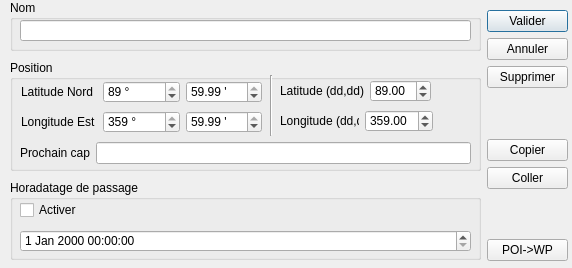
nohal/qtVlm, file src/POI_editor.ui: the form before one commit.
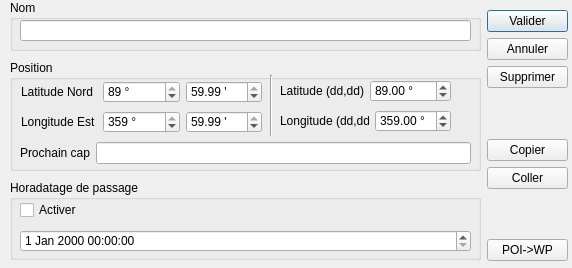
The form after the commit.

Commit message: - param pour sauvegarder ou non la géometrie de qtVlm - vlm_sync => now - bug fix du dialog de POI

The edit to the form file:
```diff
--- a/src/POI_editor.ui
+++ b/src/POI_editor.ui
@@ -209,7 +209,7 @@
      <rect>
       <x>270</x>
       <y>20</y>
-      <width>151</width>
+      <width>171</width>
       <height>22</height>
      </rect>
     </property>
@@ -223,6 +223,9 @@
      </item>
      <item>
       <widget class="QDoubleSpinBox" name="lat_val">
+       <property name="suffix">
+        <string> °</string>
+       </property>
        <property name="minimum">
         <double>-89.989999999999995</double>
        </property>
@@ -244,7 +247,7 @@
      <rect>
       <x>270</x>
       <y>50</y>
-      <width>153</width>
+      <width>171</width>
       <height>22</height>
      </rect>
     </property>
@@ -258,6 +261,9 @@
      </item>
      <item>
       <widget class="QDoubleSpinBox" name="lon_val">
+       <property name="suffix">
+        <string> °</string>
+       </property>
        <property name="minimum">
         <double>-359.990000000000009</double>
        </property>
```
Left out of the diff: 16 changed lines with no effect on the pictures. The commit also changes 5 other files.
